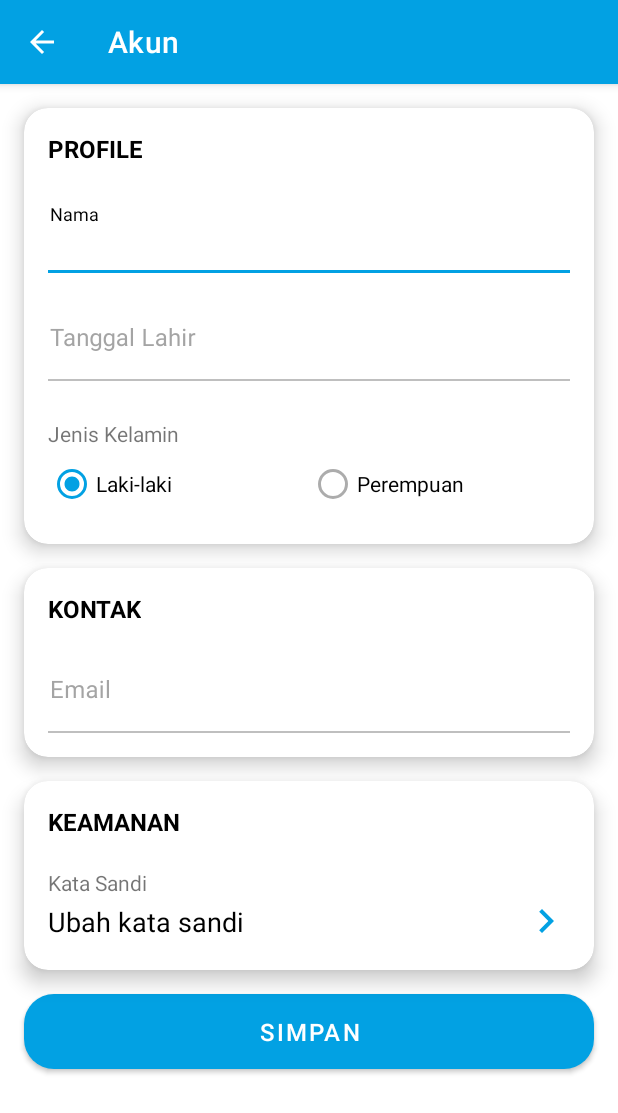
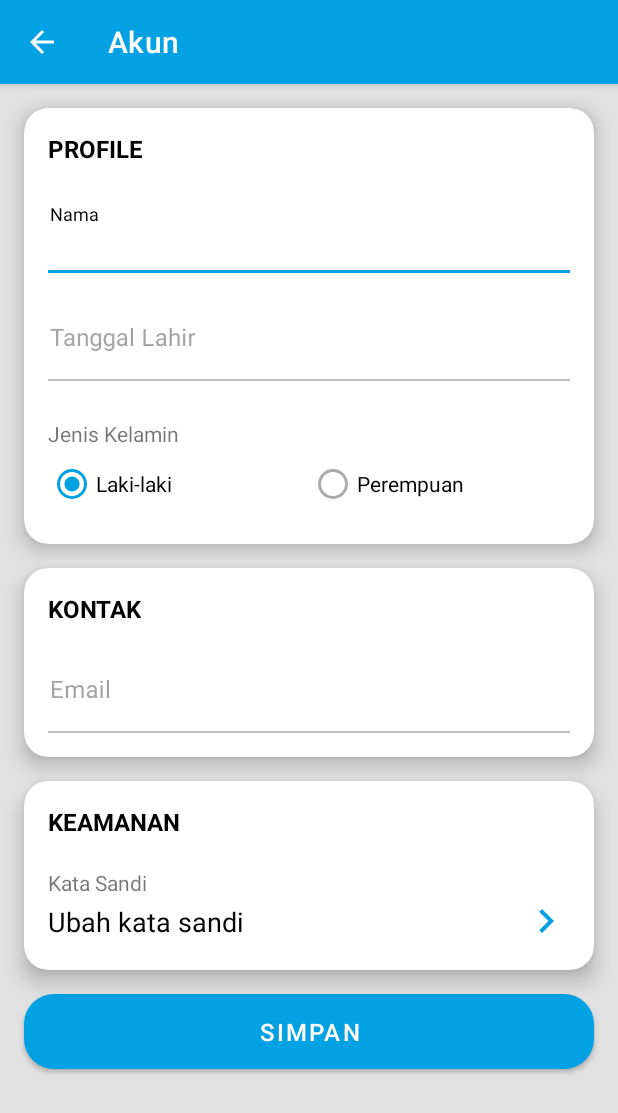
Before and after one commit to islaamiindonesia/playmi-app, an Android app: the ProfileActivity screen opened directly, with no data from a screen before it, on a phone screen of 412 x 824 dp. Shown: the top 1113 px of the screen. Run offline under Robolectric (Android 15) with nearby library versions, the phone set to English and light mode, and no system bars; our stand-ins replace RxJava; 6 statements that could not run were skipped.

Commit message:
profile ui revision

```diff
--- a/app/src/main/java/id/islaami/playmi2021/ui/setting/profile/ProfileActivity.kt
+++ b/app/src/main/java/id/islaami/playmi2021/ui/setting/profile/ProfileActivity.kt
@@ -161,6 +161,7 @@ class ProfileActivity : BaseSpecialActivity() {
                 ResourceStatus.SUCCESS -> {
                     swipeRefreshLayout.stopRefreshing()
                     result.data?.showData()
+                    showLongToast("Berhasil disimpan")
                 }
                 ResourceStatus.ERROR -> {
                     swipeRefreshLayout.stopRefreshing()
--- a/app/src/main/res/layout/activity_profile.xml
+++ b/app/src/main/res/layout/activity_profile.xml
@@ -5,7 +5,7 @@
     xmlns:tools="http://schemas.android.com/tools"
     android:layout_width="match_parent"
     android:layout_height="match_parent"
-    android:background="@color/layout_background_color"
+    android:background="@color/account_background"
     android:orientation="vertical"
     tools:context=".ui.auth.RegisterActivity">
 
@@ -37,7 +37,6 @@
         android:layout_below="@id/appBar">
 
         <ScrollView
-            android:background="@color/layout_background_color"
             android:layout_width="match_parent"
             android:layout_height="match_parent">
 
@@ -51,6 +50,7 @@
                     android:layout_height="wrap_content"
                     android:layout_marginHorizontal="16dp"
                     android:layout_marginTop="16dp"
+                    app:cardBackgroundColor="@color/layout_background_color"
                     app:cardCornerRadius="16dp"
                     app:cardElevation="8dp"
                     app:contentPadding="16dp">
@@ -138,6 +138,7 @@
                     android:layout_height="wrap_content"
                     android:layout_marginHorizontal="16dp"
                     android:layout_marginTop="16dp"
+                    app:cardBackgroundColor="@color/layout_background_color"
                     app:cardCornerRadius="16dp"
                     app:cardElevation="8dp"
                     app:contentPadding="16dp">
@@ -181,6 +182,7 @@
                     android:layout_height="wrap_content"
                     android:layout_marginHorizontal="16dp"
                     android:layout_marginTop="16dp"
+                    app:cardBackgroundColor="@color/layout_background_color"
                     app:cardCornerRadius="16dp"
                     app:cardElevation="8dp"
                     app:contentPadding="16dp">
--- a/app/src/main/res/values-night/colors.xml
+++ b/app/src/main/res/values-night/colors.xml
@@ -10,4 +10,5 @@
     <color name="text_color">@color/grey_eb</color>
     <color name="layout_background_color">@color/grey_28</color>
     <color name="refresh_icon_background">#000</color>
+    <color name="account_background">@color/black</color>
 </resources>
--- a/app/src/main/res/values/colors.xml
+++ b/app/src/main/res/values/colors.xml
@@ -31,4 +31,6 @@
     <color name="colorAdLabelBackground">#FFCC66</color>
 
     <color name="refresh_icon_background">#fff</color>
+
+    <color name="account_background">@color/grey_e1</color>
 </resources>
```
